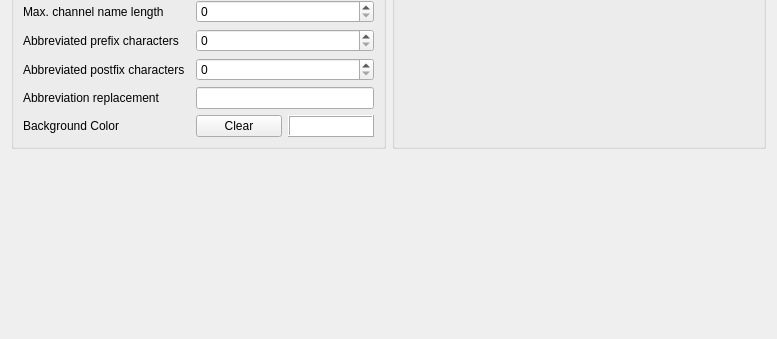
Above: src/mumble/LookConfig.ui from mumble-voip/mumble before the change; both pictures show x 0 to 777 and y 934 to 1273 of the 777 by 1273 pixel window. Below: the same form after it.
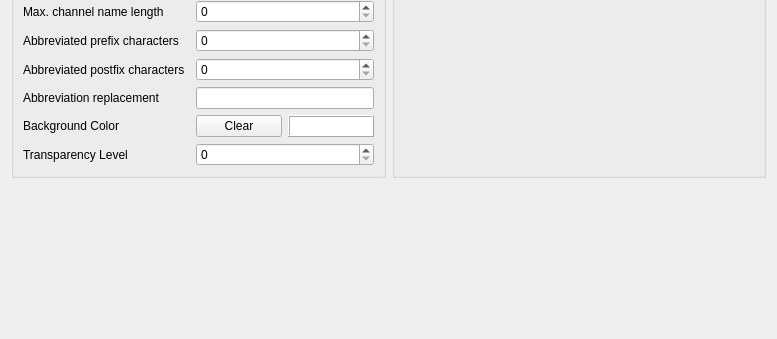
That is the form after the change. Icons and pictures are not drawn. Custom widgets are drawn as their Qt base class.

Commit message: FEAT(client): Add toggleable transparency state for talking ui

Diff of the .ui file:
```diff
--- a/src/mumble/LookConfig.ui
+++ b/src/mumble/LookConfig.ui
@@ -621,6 +621,23 @@
         </property>
        </widget>
       </item>
+      <item row="13" column="2">
+       <widget class="QSpinBox" name="qsbTransparencyLevel">
+        <property name="minimum">
+         <number>0</number>
+        </property>
+        <property name="maximum">
+         <number>255</number>
+        </property>
+    
+        <property name="toolTip">
+         <string>Transparency level of the TalkingUI. </string>
+        </property>
+        <property name="accessibleName">
+         <string>Transparency level</string>
+        </property>
+       </widget>
+      </item>
       <item row="8" column="0" colspan="2">
        <widget class="QLabel" name="qlMaxNameLength">
         <property name="toolTip">
@@ -677,6 +694,19 @@
         </property>
        </widget>
       </item>
+      <item row="13" column="0">
+       <widget class="QLabel" name="qlTransparencyLevel">
+        <property name="toolTip">
+         <string>Transparency level of the TalkingUI.</string>
+        </property>
+        <property name="text">
+         <string>Transparency Level</string>
+        </property>
+        <property name="buddy">
+         <cstring>qsbTransparencyLevel</cstring>
+        </property>
+       </widget>
+      </item>
       <item row="10" column="0" colspan="2">
        <widget class="QLabel" name="qlPostfixCharCount">
         <property name="toolTip">
```
Left out of the diff: 1 changed line with no effect on the pictures. The commit also changes 11 other files.
